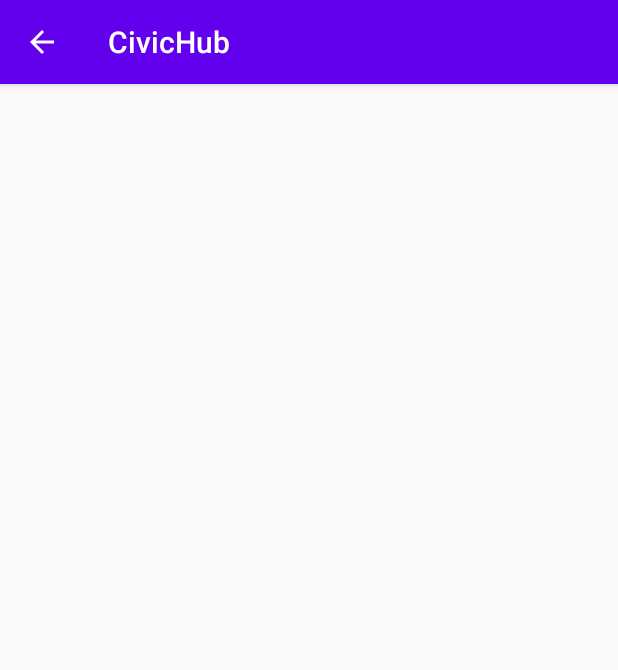
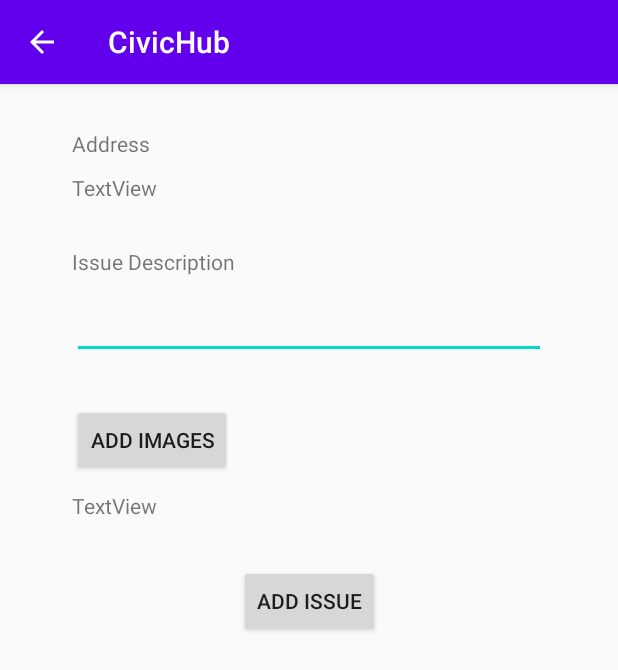
Before and after one commit to EusebiuTimofte/LicentaCivicHub, an Android app: the NewIssueFormActivity screen opened directly, with no data from a screen before it, on a phone screen of 412 x 824 dp. Shown: the top 670 px of the screen. Run offline under Robolectric (Android 15) with nearby library versions, the phone set to English and light mode, and no system bars.

Commit message:
form done, image picker not yet

```diff
--- a/app/src/main/java/com/example/civichub/NewIssueFormActivity.kt
+++ b/app/src/main/java/com/example/civichub/NewIssueFormActivity.kt
@@ -1,11 +1,60 @@
 package com.example.civichub
 
+import android.app.Activity
+import android.content.Intent
+import android.content.Intent.EXTRA_ALLOW_MULTIPLE
+import android.graphics.Bitmap
+import android.graphics.ImageDecoder
+import android.net.Uri
+import android.os.Build
 import androidx.appcompat.app.AppCompatActivity
 import android.os.Bundle
+import android.provider.MediaStore
+import android.util.Log
+import android.widget.Button
+import androidx.core.content.ContentProviderCompat.requireContext
 
 class NewIssueFormActivity : AppCompatActivity() {
+
+    private lateinit var addImagineButton: Button
+    val REQUEST_IMAGE_GET = 1
+
     override fun onCreate(savedInstanceState: Bundle?) {
         super.onCreate(savedInstanceState)
         setContentView(R.layout.activity_new_issue_form)
+        addImagineButton = findViewById(R.id.pickImagesButton)
+
+        addImagineButton.setOnClickListener {
+            val intent = Intent(Intent.ACTION_GET_CONTENT).apply {
+                type = "image/*"
+//                putExtra(EXTRA_ALLOW_MULTIPLE, true)
+            }
+            if (intent.resolveActivity(packageManager) != null) {
+                startActivityForResult(intent, REQUEST_IMAGE_GET)
+            }
+        }
     }
+
+    override fun onActivityResult(requestCode: Int, resultCode: Int, data: Intent?) {
+        super.onActivityResult(requestCode, resultCode, data)
+
+        if (requestCode == REQUEST_IMAGE_GET && resultCode == Activity.RESULT_OK && data!=null) {
+            val thumbnail: Bitmap = data.getParcelableExtra("data")
+            val fullPhotoUri: Uri? = data.data
+            // Do work with photo saved at fullPhotoUri
+            if (fullPhotoUri != null){
+                val bitmap = if (Build.VERSION.SDK_INT >= Build.VERSION_CODES.P) {
+                    ImageDecoder.decodeBitmap(ImageDecoder.createSource(contentResolver, fullPhotoUri))
+                } else {
+                    MediaStore.Images.Media.getBitmap(contentResolver, fullPhotoUri)
+                }
+            }
+
+        }
+    }
+
+    //fac image pickerul
+    //fac post la add issue
+
+
 }
--- a/app/src/main/res/layout/activity_new_issue_form.xml
+++ b/app/src/main/res/layout/activity_new_issue_form.xml
@@ -6,4 +6,79 @@
     android:layout_height="match_parent"
     tools:context=".NewIssueFormActivity">
 
+    <TextView
+        android:id="@+id/addressTextViewLabel"
+        android:layout_width="wrap_content"
+        android:layout_height="wrap_content"
+        android:layout_marginStart="48dp"
+        android:layout_marginTop="30dp"
+        android:text="@string/adress_text_view"
+        app:layout_constraintStart_toStartOf="parent"
+        app:layout_constraintTop_toTopOf="parent" />
+
+    <TextView
+        android:id="@+id/addressTextViewValue"
+        android:layout_width="wrap_content"
+        android:layout_height="wrap_content"
+        android:layout_marginStart="48dp"
+        android:layout_marginTop="10dp"
+        android:text="TextView"
+        app:layout_constraintStart_toStartOf="parent"
+        app:layout_constraintTop_toBottomOf="@+id/addressTextViewLabel" />
+
+    <TextView
+        android:id="@+id/descriptionTextViewLabel"
+        android:layout_width="wrap_content"
+        android:layout_height="wrap_content"
+        android:layout_marginStart="48dp"
+        android:layout_marginTop="30dp"
+        android:text="@string/issue_description"
+        app:layout_constraintStart_toStartOf="parent"
+        app:layout_constraintTop_toBottomOf="@+id/addressTextViewValue" />
+
+    <EditText
+        android:id="@+id/descriptionEditText"
+        android:layout_width="0dp"
+        android:layout_height="wrap_content"
+        android:layout_marginStart="48dp"
+        android:layout_marginTop="10dp"
+        android:layout_marginEnd="48dp"
+        android:autofillHints="username"
+        android:ems="10"
+        android:gravity="start|top"
+        android:importantForAutofill="no"
+        android:inputType="textMultiLine"
+        app:layout_constraintEnd_toEndOf="parent"
+        app:layout_constraintStart_toStartOf="parent"
+        app:layout_constraintTop_toBottomOf="@+id/descriptionTextViewLabel" />
+
+    <Button
+        android:id="@+id/pickImagesButton"
+        android:layout_width="wrap_content"
+        android:layout_height="wrap_content"
+        android:layout_marginStart="48dp"
+        android:layout_marginTop="30dp"
+        android:text="@string/pick_images_button"
+        app:layout_constraintStart_toStartOf="parent"
+        app:layout_constraintTop_toBottomOf="@+id/descriptionEditText" />
+
+    <TextView
+        android:id="@+id/textView4"
+        android:layout_width="wrap_content"
+        android:layout_height="wrap_content"
+        android:layout_marginStart="48dp"
+        android:layout_marginTop="10dp"
+        android:text="TextView"
+        app:layout_constraintStart_toStartOf="parent"
+        app:layout_constraintTop_toBottomOf="@+id/pickImagesButton" />
+
+    <Button
+        android:id="@+id/addIssueButton"
+        android:layout_width="wrap_content"
+        android:layout_height="wrap_content"
+        android:layout_marginTop="30dp"
+        android:text="@string/add_issue"
+        app:layout_constraintEnd_toEndOf="parent"
+        app:layout_constraintStart_toStartOf="parent"
+        app:layout_constraintTop_toBottomOf="@+id/textView4" />
 </androidx.constraintlayout.widget.ConstraintLayout>
--- a/app/src/main/res/values/strings.xml
+++ b/app/src/main/res/values/strings.xml
@@ -22,4 +22,8 @@
     <string name="camera_position_longitude">camera_position_longitude</string>
     <string name="camera_position_zoom">camera_position_zoom</string>
     <string name="fab_add_new_issue">Add new issue</string>
+    <string name="adress_text_view">Address</string>
+    <string name="issue_description">Issue Description</string>
+    <string name="pick_images_button">Add images</string>
+    <string name="add_issue">Add Issue</string>
 </resources>
```
